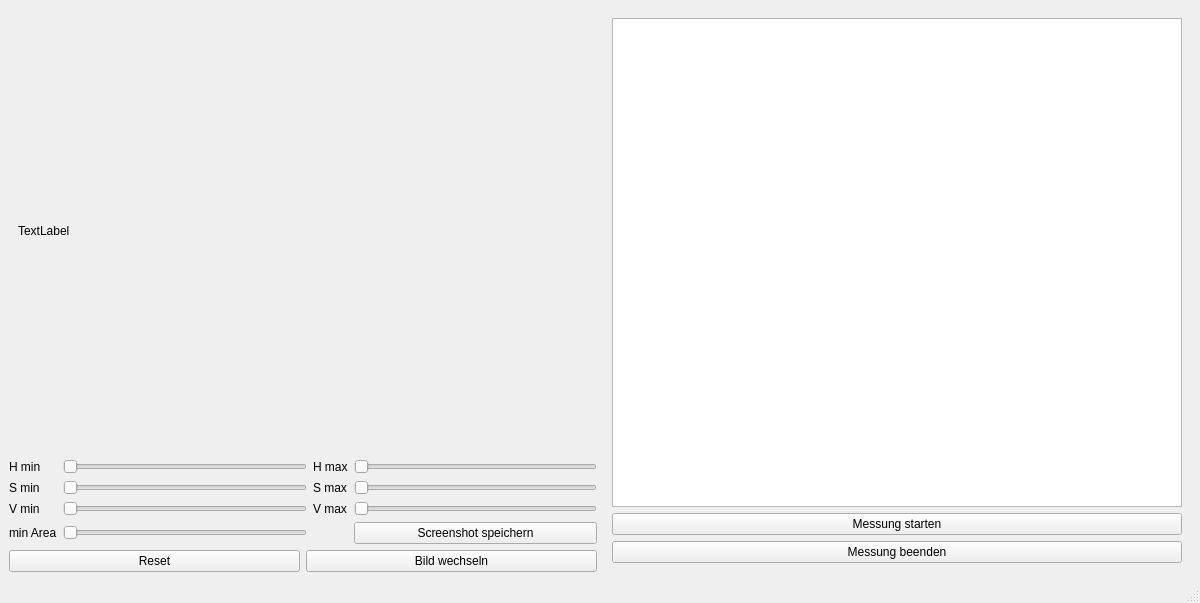
Qt form Aufblaspruefstand_GUI.ui (BesTHB/Aufblaspruefstand) before a commit.
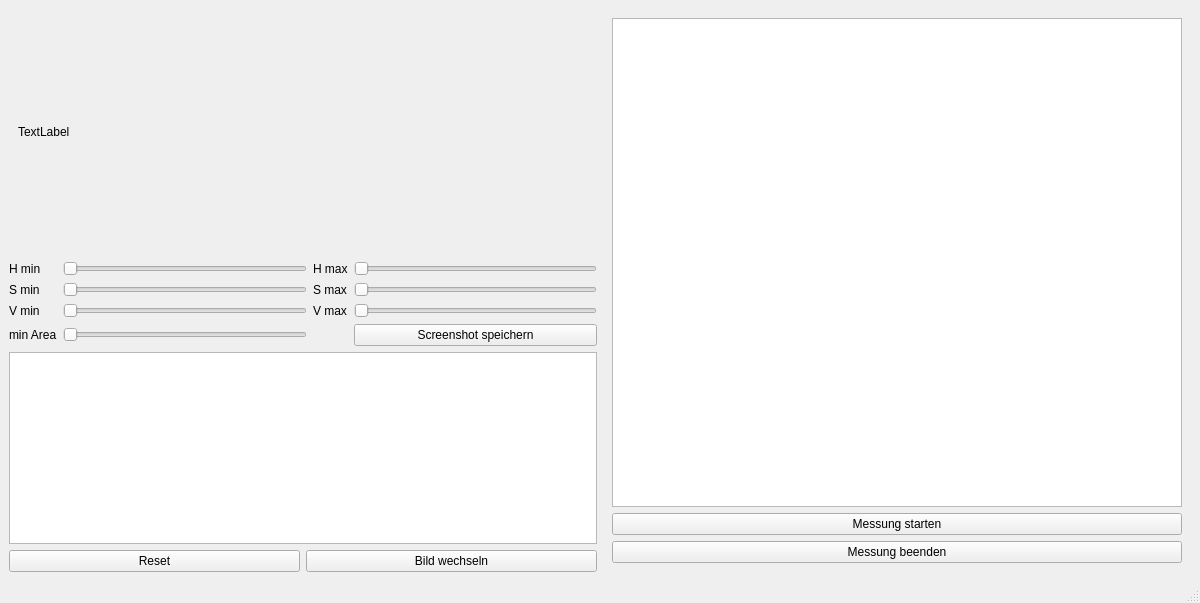
The same form after that commit. Custom widgets are drawn as their Qt base class.

Commit message: + Logging in der GUI hinzugefuegt (inkl. Stream nach stdout).

What changed in the file:
```diff
--- a/Aufblaspruefstand_GUI.ui
+++ b/Aufblaspruefstand_GUI.ui
@@ -160,6 +160,16 @@
         </item>
        </layout>
       </item>
+      <item>
+       <widget class="QPlainTextEdit" name="plainTextEdit_Log">
+        <property name="sizePolicy">
+         <sizepolicy hsizetype="Expanding" vsizetype="Fixed">
+          <horstretch>0</horstretch>
+          <verstretch>0</verstretch>
+         </sizepolicy>
+        </property>
+       </widget>
+      </item>
       <item>
        <layout class="QGridLayout" name="gridLayoutButtons">
         <item row="0" column="0">
```
The commit also changes 1 other file.
